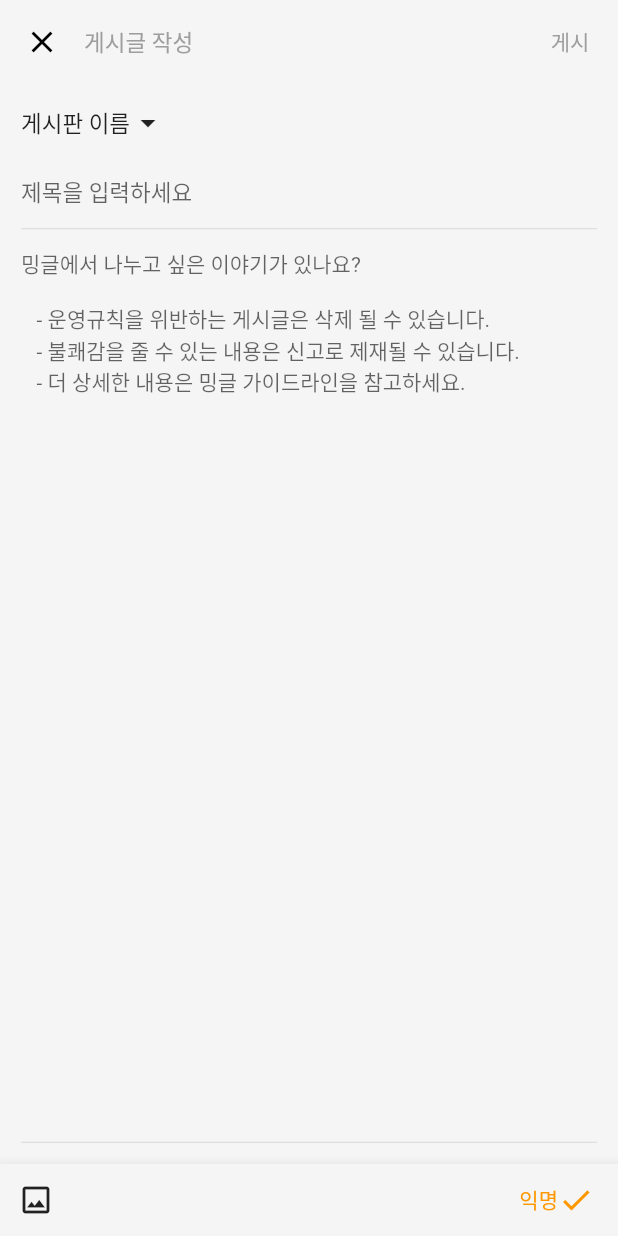
After one commit to sung01299/mingle_clone_coding, a Flutter app: the screen it shows after launch, item 2 of the bottom bar chosen, after a tap on the "edit" icon, on a phone screen of 412 x 824 dp. The commit adds this screen. Run offline on Flutter 3.47's test engine with Material 2 defaults, Android fonts, the phone set to English and light mode, and no system bars; our stand-ins replace carousel_slider.

Commit message:
add floating action button

```diff
--- a/mingle/lib/bottom_bar.dart
+++ b/mingle/lib/bottom_bar.dart
@@ -1,6 +1,6 @@
 import 'package:flutter/material.dart';
 import 'package:mingle/screens/second_page.dart';
-import 'package:mingle/screens/mainPage.dart';
+import 'package:mingle/screens/main_page.dart';
 import 'package:mingle/screens/third_page.dart';
 import 'package:mingle/screens/fourth_page.dart';
 
--- /dev/null
+++ b/mingle/lib/screens/add_post.dart
@@ -0,0 +1,104 @@
+import 'package:flutter/material.dart';
+import 'package:mingle/widget/custom_textfield.dart';
+
+class AddPost extends StatefulWidget {
+  const AddPost({super.key});
+
+  @override
+  State<AddPost> createState() => _AddPostState();
+}
+
+class _AddPostState extends State<AddPost> {
+  @override
+  Widget build(BuildContext context) {
+    // List<String> productCategories = [
+    //   'primary',
+    //   'secondary',
+    //   'tertiary',
+    // ];
+
+    // String dropdownValue = "primary";
+    bool changeColor = true;
+
+    final TextEditingController headingController = TextEditingController();
+    final TextEditingController contentController = TextEditingController();
+
+    return Scaffold(
+        appBar: AppBar(
+          backgroundColor: Colors.grey.shade100,
+          elevation: 0,
+          leading: IconButton(
+            icon: const Icon(Icons.close, color: Colors.black),
+            onPressed: () => Navigator.of(context).pop(),
+          ),
+          titleSpacing: 0,
+          title: const Row(
+            mainAxisAlignment: MainAxisAlignment.start,
+            children: [
+              Text("게시글 작성", style: TextStyle(color: Colors.grey, fontSize: 15))
+            ],
+          ),
+          actions: [
+            TextButton(
+              child: const Text("게시", style: TextStyle(color: Colors.grey)),
+              onPressed: () {},
+            )
+          ],
+        ),
+        body: Padding(
+          padding: const EdgeInsets.all(14.0),
+          child: Column(
+            children: [
+              const Row(
+                children: [
+                  Text("게시판 이름", style: TextStyle(fontSize: 15)),
+                  Icon(Icons.arrow_drop_down)
+                ],
+              ),
+              const SizedBox(height: 10),
+              CustomTextField(
+                controller: headingController,
+                hintText: '제목을 입력하세요',
+              ),
+              const Divider(height: 1),
+              Expanded(
+                child: CustomTextField(
+                  controller: contentController,
+                  hintText:
+                      "밍글에서 나누고 싶은 이야기가 있나요? \n\n   - 운영규칙을 위반하는 게시글은 삭제 될 수 있습니다. \n   - 불쾌감을 줄 수 있는 내용은 신고로 제재될 수 있습니다. \n   - 더 상세한 내용은 밍글 가이드라인을 참고하세요.",
+                  maxLines: 20,
+                  hintTextSize: 14,
+                ),
+              ),
+              const Divider(height: 1)
+            ],
+          ),
+        ),
+        bottomNavigationBar: BottomAppBar(
+          color: Colors.grey.shade100,
+          child: Row(
+            mainAxisAlignment: MainAxisAlignment.spaceBetween,
+            children: [
+              IconButton(
+                icon: const Icon(Icons.image_outlined),
+                onPressed: () {},
+              ),
+              ElevatedButton(
+                onPressed: () {
+                  setState(() {
+                    changeColor = !changeColor;
+                  });
+                },
+                style: ElevatedButton.styleFrom(
+                    backgroundColor: Colors.grey.shade100,
+                    elevation: 0,
+                    foregroundColor: Colors.orange,
+                    disabledBackgroundColor: Colors.grey.shade100),
+                child: const Row(
+                    children: [Text("익명"), Icon(Icons.check_outlined)]),
+              ),
+            ],
+          ),
+        ));
+  }
+}
--- a/mingle/lib/screens/fourth_page.dart
+++ b/mingle/lib/screens/fourth_page.dart
@@ -45,6 +45,11 @@ class FourthPage extends StatelessWidget {
           ),
         ],
       ),
+      floatingActionButton: FloatingActionButton.small(
+        backgroundColor: Colors.orange,
+        child: const Icon(Icons.add_outlined),
+        onPressed: () {},
+      ),
     );
   }
 }
--- a/mingle/lib/screens/main_page.dart
+++ b/mingle/lib/screens/main_page.dart
@@ -11,16 +11,23 @@ class MainPage extends StatefulWidget {
 }
 
 class _MyHomePageState extends State<MainPage> {
+  // final List<String> imagesList = [
+  //   'https://cdn.pixabay.com/photo/2020/11/01/23/22/breakfast-5705180_1280.jpg',
+  //   'https://cdn.pixabay.com/photo/2016/11/18/19/00/breads-1836411_1280.jpg',
+  //   'https://cdn.pixabay.com/photo/2019/01/14/17/25/gelato-3932596_1280.jpg',
+  //   'https://cdn.pixabay.com/photo/2017/04/04/18/07/ice-cream-2202561_1280.jpg',
+  // ];
+
   final List<String> imagesList = [
-    'https://cdn.pixabay.com/photo/2020/11/01/23/22/breakfast-5705180_1280.jpg',
-    'https://cdn.pixabay.com/photo/2016/11/18/19/00/breads-1836411_1280.jpg',
-    'https://cdn.pixabay.com/photo/2019/01/14/17/25/gelato-3932596_1280.jpg',
-    'https://cdn.pixabay.com/photo/2017/04/04/18/07/ice-cream-2202561_1280.jpg',
+    'assets/images/first.jpeg',
+    'assets/images/second.jpeg',
+    'assets/images/third.jpeg',
+    'assets/images/fourth.jpeg',
   ];
 
   @override
   Widget build(BuildContext context) {
-    int currentIndex = 0;
+    int _currentIndex = 0;
     return Scaffold(
       appBar: AppBar(
         backgroundColor: Colors.grey.shade100,
@@ -46,41 +53,31 @@ class _MyHomePageState extends State<MainPage> {
           children: [
             CarouselSlider(
               options: CarouselOptions(
-                autoPlay: true,
-                viewportFraction: 1,
-                height: 200,
-                onPageChanged: (index, reason) {
-                  setState(
-                    () {
-                      currentIndex = index;
-                    },
-                  );
-                },
-              ),
+                  autoPlay: true,
+                  viewportFraction: 1,
+                  height: 200,
+                  onPageChanged: (index, reason) => _currentIndex = index),
               items: imagesList
                   .map(
                     (item) => Padding(
-                      padding: const EdgeInsets.fromLTRB(0.0, 0.0, 0.0, 3.0),
+                      padding: const EdgeInsets.all(0),
                       child: Card(
                         margin: const EdgeInsets.only(
                           top: 10.0,
-                          bottom: 10.0,
+                          bottom: 20.0,
                         ),
+                        elevation: 0,
+                        shadowColor: Colors.redAccent,
                         shape: RoundedRectangleBorder(
-                          borderRadius: BorderRadius.circular(30.0),
+                          borderRadius: BorderRadius.circular(10.0),
                         ),
                         child: ClipRRect(
                           borderRadius: const BorderRadius.all(
-                            Radius.circular(20.0),
+                            Radius.circular(10.0),
                           ),
-                          child: Stack(
-                            children: <Widget>[
-                              Image.network(
-                                item,
-                                fit: BoxFit.cover,
-                                width: double.infinity,
-                              ),
-                            ],
+                          child: Image.asset(
+                            item,
+                            fit: BoxFit.fill,
                           ),
                         ),
                       ),
@@ -99,14 +96,13 @@ class _MyHomePageState extends State<MainPage> {
                       vertical: 5.0, horizontal: 5.0),
                   decoration: BoxDecoration(
                     shape: BoxShape.circle,
-                    color: currentIndex == index
+                    color: _currentIndex == index
                         ? Colors.orange
                         : const Color.fromRGBO(0, 0, 0, 0.3),
                   ),
                 );
               }).toList(),
             ),
-            const SizedBox(height: 30),
             const Padding(
               padding: EdgeInsets.all(8.0),
               child: Row(
--- a/mingle/lib/screens/second_page.dart
+++ b/mingle/lib/screens/second_page.dart
@@ -1,28 +1,40 @@
 import 'package:flutter/material.dart';
 import 'package:mingle/widget/contents_list.dart';
 import 'package:mingle/appbars/reusableAppBar.dart';
+import 'package:mingle/screens/add_post.dart';
 
 class SecondPage extends StatelessWidget {
   const SecondPage({super.key});
 
   @override
   Widget build(BuildContext context) {
-    return const DefaultTabController(
+    return DefaultTabController(
       initialIndex: 0,
       length: 4,
       child: Scaffold(
-        appBar: ReusableAppBar(
+        appBar: const ReusableAppBar(
           subtitle: "모든 학교의 학생들이 모인",
           title: "광장",
           lastCategory: "밍글소식",
         ),
-        body: TabBarView(
+        body: const TabBarView(
           children: [
             ContentList(),
             ContentList(),
             ContentList(),
-            ContentList(),
+            // ContentList(),
+            Center(
+              child: Text("hihi"),
+            )
           ],
+        ),
+        floatingActionButton: FloatingActionButton.small(
+          backgroundColor: Colors.orange,
+          child: const Icon(Icons.edit_outlined),
+          onPressed: () {
+            Navigator.push(context,
+                MaterialPageRoute(builder: (context) => const AddPost()));
+          },
         ),
       ),
     );
--- /dev/null
+++ b/mingle/lib/widget/custom_textfield.dart
@@ -0,0 +1,41 @@
+import 'package:flutter/material.dart';
+
+class CustomTextField extends StatelessWidget {
+  final TextEditingController controller;
+  final String hintText;
+  final int maxLines;
+  final double hintTextSize;
+  const CustomTextField({
+    Key? key,
+    required this.controller,
+    required this.hintText,
+    this.hintTextSize = 15,
+    this.maxLines = 1,
+  }) : super(key: key);
+
+  @override
+  Widget build(BuildContext context) {
+    return TextFormField(
+      controller: controller,
+      decoration: InputDecoration(
+          hintText: hintText,
+          border: InputBorder.none,
+          hintStyle: TextStyle(fontSize: hintTextSize)
+          // border: const OutlineInputBorder(
+          //     borderSide: BorderSide(
+          //       color: Colors.black38,
+          //     )),
+          // enabledBorder: const OutlineInputBorder(
+          //     borderSide: BorderSide(
+          //       color: Colors.black38,
+          ),
+      validator: (val) {
+        if (val == null || val.isEmpty) {
+          return 'Enter your $hintText';
+        }
+        return null;
+      },
+      maxLines: maxLines,
+    );
+  }
+}
--- a/mingle/pubspec.yaml
+++ b/mingle/pubspec.yaml
@@ -58,9 +58,8 @@ flutter:
   uses-material-design: true
 
   # To add assets to your application, add an assets section, like this:
-  # assets:
-  #   - images/a_dot_burr.jpeg
-  #   - images/a_dot_ham.jpeg
+  assets:
+    - assets/images/
 
   # An image asset can refer to one or more resolution-specific "variants", see
   # https://flutter.dev/assets-and-images/#resolution-aware
```
Also changed, not shown: mingle/lib/screens/third_page.dart (+11 -4 lines), mingle/assets/images/first.jpeg (added), mingle/assets/images/fourth.jpeg (added), mingle/assets/images/second.jpeg (added), mingle/assets/images/third.jpeg (added).
